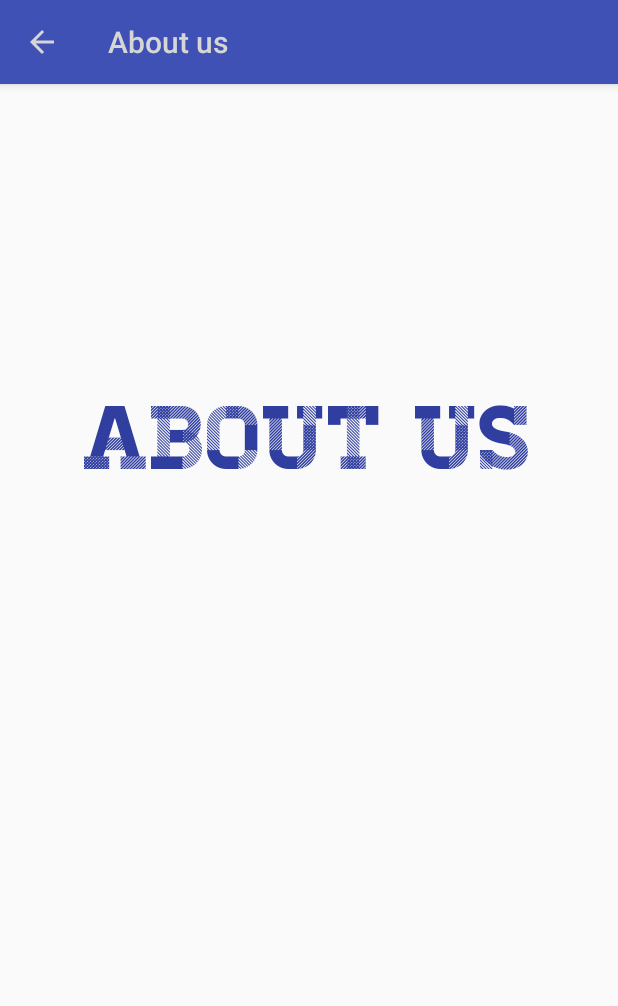
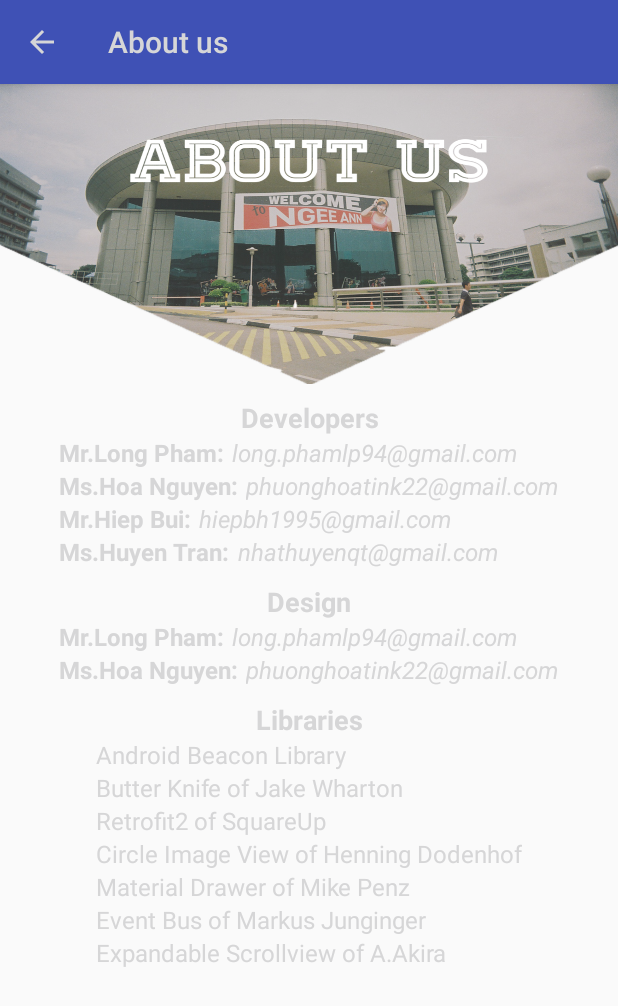
Before and after one commit to qinjie/WeTrack-Android, an Android app: the AboutUsActivity screen opened directly, with no data from a screen before it, on a phone screen of 412 x 824 dp. Shown: the top 1006 px of the screen. Run offline under Robolectric (Android 15) with nearby library versions, the phone set to English and light mode, and no system bars; our stand-ins replace ButterKnife.

Commit message:
change about us page

```diff
--- a/app/build.gradle
+++ b/app/build.gradle
@@ -22,8 +22,8 @@ android {
         applicationId "edu.np.ece.wetrack"
         minSdkVersion 21
         targetSdkVersion 25
-        versionCode 12
-        versionName "3.8.1"
+        versionCode 13
+        versionName "3.9"
         testInstrumentationRunner "android.support.test.runner.AndroidJUnitRunner"
     }
     buildTypes {
--- a/app/src/main/java/edu/np/ece/wetrack/AboutUsActivity.java
+++ b/app/src/main/java/edu/np/ece/wetrack/AboutUsActivity.java
@@ -4,6 +4,7 @@ import android.content.Intent;
 import android.graphics.Typeface;
 import android.os.Bundle;
 import android.os.Handler;
+import android.support.v4.widget.NestedScrollView;
 import android.support.v7.app.AppCompatActivity;
 import android.support.v7.widget.Toolbar;
 import android.view.MenuItem;
@@ -32,7 +33,7 @@ public class AboutUsActivity extends AppCompatActivity {
     Toolbar toolbar;
 
     @BindView(R.id.mScrollView)
-    ScrollView scrollView;
+    NestedScrollView scrollView;
 
     Animation animation;
 
@@ -49,38 +50,38 @@ public class AboutUsActivity extends AppCompatActivity {
         getSupportActionBar().setDisplayHomeAsUpEnabled(true);
         getSupportActionBar().setHomeButtonEnabled(true);
 
-        scrollView.setFocusable(false);
-        scrollView.setOnTouchListener(new View.OnTouchListener() {
-            @Override
-            public boolean onTouch(View view, MotionEvent motionEvent) {
-                return true;
-            }
-        });
-//        setOverScrollMode(View.OVER_SCROLL_NEVER);
-        credit.setVisibility(View.GONE);
+//        scrollView.setFocusable(false);
+//        scrollView.setOnTouchListener(new View.OnTouchListener() {
+//            @Override
+//            public boolean onTouch(View view, MotionEvent motionEvent) {
+//                return true;
+//            }
+//        });
+////        setOverScrollMode(View.OVER_SCROLL_NEVER);
+//        credit.setVisibility(View.GONE);
 
-        Typeface custom_font = Typeface.createFromAsset(getAssets(), "fonts/homestead.TTF");
-        creditArea.setTypeface(custom_font);
+//        Typeface custom_font = Typeface.createFromAsset(getAssets(), "fonts/homestead.TTF");
+//        creditArea.setTypeface(custom_font);
 
-        Animation fadeOut = new AlphaAnimation(1, 0);
-        fadeOut.setInterpolator(new AccelerateInterpolator()); //and this
-        fadeOut.setStartOffset(0);
-        fadeOut.setDuration(3000);
-        creditArea.startAnimation(fadeOut);
+//        Animation fadeOut = new AlphaAnimation(1, 0);
+//        fadeOut.setInterpolator(new AccelerateInterpolator()); //and this
+//        fadeOut.setStartOffset(0);
+//        fadeOut.setDuration(3000);
+//        creditArea.startAnimation(fadeOut);
 
 
-        mHandler = new Handler();
-
-        mHandler.postDelayed(new Runnable() {
-            @Override
-            public void run() {
-                creditArea.setVisibility(View.GONE);
-                credit.setVisibility(View.VISIBLE);
-                animation = AnimationUtils.loadAnimation(getApplicationContext(), R.anim.credit);
-                startRepeatingTask();
-
-            }
-        }, 3000);
+//        mHandler = new Handler();
+//
+//        mHandler.postDelayed(new Runnable() {
+//            @Override
+//            public void run() {
+//                creditArea.setVisibility(View.GONE);
+//                credit.setVisibility(View.VISIBLE);
+//                animation = AnimationUtils.loadAnimation(getApplicationContext(), R.anim.credit);
+//                startRepeatingTask();
+//
+//            }
+//        }, 3000);
 
 
     }
@@ -89,7 +90,6 @@ public class AboutUsActivity extends AppCompatActivity {
     @Override
     protected void onResume() {
         super.onResume();
-//        creditArea.startAnimation(animation);
 
     }
 
@@ -158,28 +158,25 @@ public class AboutUsActivity extends AppCompatActivity {
 //        startRepeatingTask();
 
 
-//        button.setText("Product Manager \n Zhang \"Mark\" Qinjie \nDevelopers \n Long Pham \n long.phamlp94@gmail.com \n Hoa Nguyen \n phuonghoatink22@gmail.com \n");
-//        button.setTextSize(16);
-
 
 //    }
 
-    void startRepeatingTask() {
-        mStatusChecker.run();
-    }
-
-    private int mInterval = 20000;
-    Runnable mStatusChecker = new Runnable() {
-        @Override
-        public void run() {
-            try {
-                credit.startAnimation(animation);
-                mHandler.postDelayed(mStatusChecker, mInterval);
-            } catch (Exception e) {
-                e.printStackTrace();
-            }
-
-
-        }
-    };
+//    void startRepeatingTask() {
+//        mStatusChecker.run();
+//    }
+//
+//    private int mInterval = 20000;
+//    Runnable mStatusChecker = new Runnable() {
+//        @Override
+//        public void run() {
+//            try {
+//                credit.startAnimation(animation);
+//                mHandler.postDelayed(mStatusChecker, mInterval);
+//            } catch (Exception e) {
+//                e.printStackTrace();
+//            }
+//
+//
+//        }
+//    };
 }
--- a/app/src/main/res/layout/activity_about_us.xml
+++ b/app/src/main/res/layout/activity_about_us.xml
@@ -31,7 +31,7 @@
 
         </android.support.design.widget.AppBarLayout>
 
-        <ScrollView
+        <android.support.v4.widget.NestedScrollView
             android:id="@+id/mScrollView"
             android:layout_width="match_parent"
             android:layout_height="match_parent"
@@ -44,13 +44,10 @@
 
                 <ImageView
                     android:id="@+id/creditImage"
-                    android:layout_width="wrap_content"
-                    android:layout_height="wrap_content"
+                    android:layout_width="match_parent"
+                    android:layout_height="200dp"
                     android:layout_alignParentTop="true"
-                    android:layout_centerHorizontal="true"
-                    android:layout_centerVertical="true"
-                    android:layout_marginStart="50dp"
-                    android:src="@drawable/human_credit"
+                    android:background="@drawable/about_us"
                     android:visibility="visible" />
 
                 <TextView
@@ -62,7 +59,8 @@
                     android:text="Project manager"
                     android:textColor="@color/md_black_1000"
                     android:textSize="18sp"
-                    android:textStyle="bold" />
+                    android:textStyle="bold"
+                    android:visibility="gone"/>
 
                 <LinearLayout
                     android:id="@+id/layoutAbout1"
@@ -70,7 +68,8 @@
                     android:layout_height="wrap_content"
                     android:layout_below="@id/about1"
                     android:layout_centerHorizontal="true"
-                    android:orientation="horizontal">
+                    android:orientation="horizontal"
+                    android:visibility="gone">
 
                     <TextView
                         android:id="@+id/about2"
@@ -105,7 +104,7 @@
                     android:layout_centerHorizontal="true"
                     android:layout_marginTop="10dp"
                     android:src="@drawable/developer_credit"
-                    android:visibility="visible" />
+                    android:visibility="gone" />
 
                 <TextView
                     android:id="@+id/about4"
@@ -116,7 +115,9 @@
                     android:text="Developers"
                     android:textColor="@color/md_black_1000"
                     android:textSize="18sp"
-                    android:textStyle="bold" />
+                    android:textStyle="bold"
+                    android:layout_marginTop="10dp"
+                    />
 
                 <LinearLayout
                     android:id="@+id/layoutAbout5"
@@ -254,7 +255,7 @@
                     android:layout_centerVertical="true"
                     android:layout_marginTop="10dp"
                     android:src="@drawable/designer_credit"
-                    android:visibility="visible" />
+                    android:visibility="gone" />
 
                 <TextView
                     android:id="@+id/about13"
@@ -265,7 +266,9 @@
                     android:text="Design"
                     android:textColor="@color/md_black_1000"
                     android:textSize="18sp"
-                    android:textStyle="bold" />
+                    android:textStyle="bold"
+                    android:layout_marginTop="10dp"
+                    />
 
                 <LinearLayout
                     android:id="@+id/layoutAbout55"
@@ -342,7 +345,7 @@
                     android:layout_centerVertical="true"
                     android:layout_marginTop="10dp"
                     android:src="@drawable/thanks_to"
-                    android:visibility="visible" />
+                    android:visibility="gone" />
 
                 <TextView
                     android:id="@+id/about18"
@@ -353,7 +356,9 @@
                     android:text="Libraries"
                     android:textColor="@color/md_black_1000"
                     android:textSize="18sp"
-                    android:textStyle="bold" />
+                    android:textStyle="bold"
+                    android:layout_marginTop="10dp"
+                    />
 
 
                 <RelativeLayout
@@ -427,12 +432,12 @@
 
 
             </RelativeLayout>
-        </ScrollView>
+        </android.support.v4.widget.NestedScrollView>
 
         <RelativeLayout
             android:layout_width="match_parent"
             android:layout_height="match_parent"
-            android:visibility="visible"
+            android:visibility="gone"
             app:layout_behavior="@string/appbar_scrolling_view_behavior">
 
             <TextView
@@ -444,7 +449,7 @@
                 android:text="About us"
                 android:textColor="@color/colorPrimaryDark"
                 android:textSize="60sp"
-                android:visibility="visible" />
+                android:visibility="gone" />
 
 
             <!--<Button-->
```
Also changed, not shown: app/src/main/res/drawable-mdpi/about_us.png (added).
